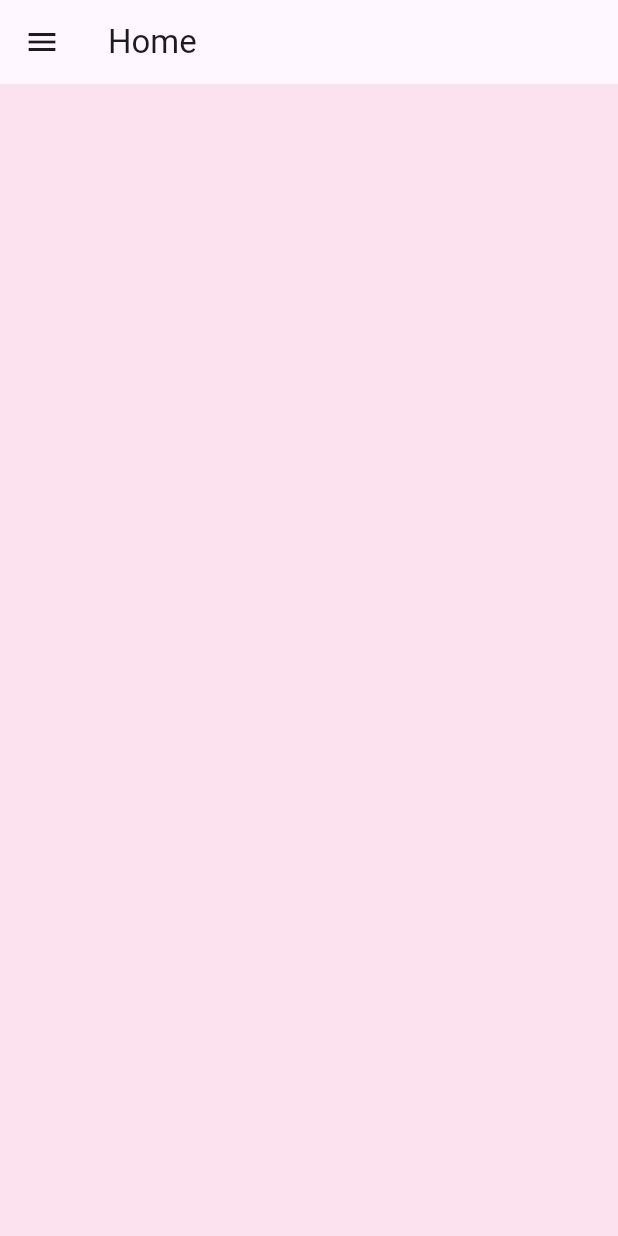
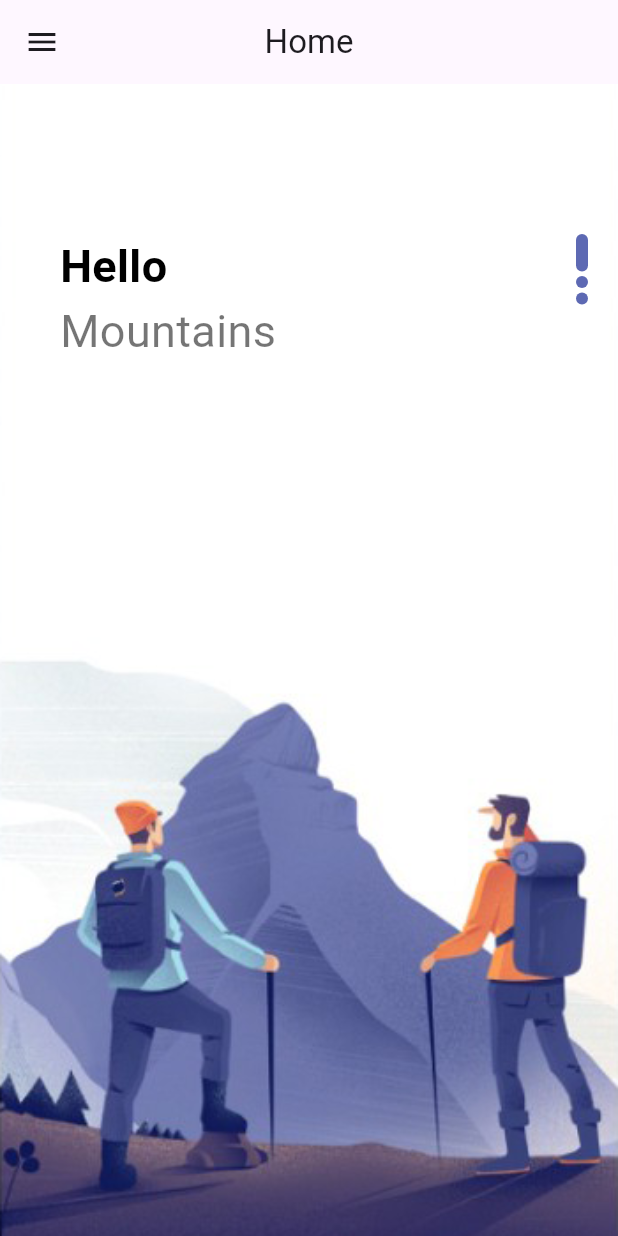
Before and after one commit to Jagddish/sankar, a Flutter app: the screen it shows after launch, after a tap on "Login", on a phone screen of 412 x 824 dp. Run offline on Flutter 3.47's test engine with Material 3 defaults, Android fonts, the phone set to English and light mode, and no system bars.

Commit message:
Add pages

```diff
--- a/lib/main.dart
+++ b/lib/main.dart
@@ -15,6 +15,7 @@ class MyApp extends StatelessWidget {
     return MaterialApp(
       debugShowCheckedModeBanner: false,
       home: Scaffold(
+        backgroundColor: Colors.red,
         body: LoginPage(),),
     );
   }
--- a/lib/pages/home_page.dart
+++ b/lib/pages/home_page.dart
@@ -1,22 +1,82 @@
 import 'package:flutter/cupertino.dart';
 import 'package:flutter/material.dart';
+import 'package:flutter/painting.dart';
 import 'package:sankar/main.dart';
 import 'package:sankar/pages/login_page.dart';
+import 'package:sankar/text/applargetext.dart';
+import 'package:sankar/text/apptext.dart';
+import 'package:sankar/text/colors.dart';
 
 class HomePage extends StatelessWidget {
   const HomePage({super.key});
 
   @override
   Widget build(BuildContext context) {
+    final imgs = [
+      'welcome-one.png',
+      'welcome-two.png',
+      'welcome-three.png',
+    ];
     final double height = MediaQuery.of(context).size.height;
     final space = SizedBox(height: height * 0.04);
+
     return Scaffold(
+      // backgroundColor: Colors.white,
       appBar: AppBar(
         title: Text("Home"),
+        // backgroundColor: Colors.blue[50],
+        centerTitle: true,
       ),
-      body: Scaffold(
-        backgroundColor: Colors.pink.withOpacity(0.1),
-      ),
+      body: PageView.builder(
+          itemCount: 3,
+          scrollDirection: Axis.vertical,
+          itemBuilder: (BuildContext, index) {
+            return Container(
+              width: double.maxFinite,
+              height: double.maxFinite,
+              decoration: BoxDecoration(
+                color: Colors.red,
+                image: DecorationImage(
+                    image: AssetImage('images/' + imgs[index]),
+                    fit: BoxFit.cover),
+              ),
+              child: Container(
+                margin: EdgeInsets.only(top: 100.0, left: 40.0, right: 20.0),
+                child: Row(
+                  mainAxisAlignment: MainAxisAlignment.spaceBetween,
+                  children: [
+                    Column(
+                      crossAxisAlignment: CrossAxisAlignment.start,
+                      children: [
+                        LargeText(text: 'Hello'),
+                        AppText(
+                          text: "Mountains",
+                          size: 30.0,
+                        ),
+                      ],
+                    ),
+                    Container(
+                      child: Column(
+                        children: List.generate(
+                          3,
+                          (indexDots) {
+                            return Container(
+                              margin: EdgeInsets.only(bottom: 3.0),
+                              height: index == indexDots ? 25.0 : 8,
+                              width: 8.0,
+                              decoration: BoxDecoration(
+                                  color: AppColors.mainColor,
+                                  borderRadius: BorderRadius.circular(10.0)),
+                            );
+                          },
+                        ),
+                      ),
+                    )
+                  ],
+                ),
+              ),
+            );
+          }),
       drawer: Drawer(
         child: ListView(
           children: [
@@ -34,13 +94,13 @@ class HomePage extends StatelessWidget {
                   children: [
                     CircleAvatar(
                       backgroundImage: AssetImage('images/dp.jpg'),
-                      radius: height*0.05,
+                      radius: height * 0.05,
                     ),
                     SizedBox(
                       height: height * 0.04,
                     ),
                     Container(
-                      padding: EdgeInsets.only(bottom: height*0.02),
+                      padding: EdgeInsets.only(bottom: height * 0.02),
                       child: Column(
                         crossAxisAlignment: CrossAxisAlignment.start,
                         children: [
@@ -48,7 +108,9 @@ class HomePage extends StatelessWidget {
                             'Shankar Ankepaka',
                             style: TextStyle(color: Colors.white),
                           ),
-                          SizedBox(height: height*0.01,),
+                          SizedBox(
+                            height: height * 0.01,
+                          ),
                           Text(
                             'Shankar@gmail.com',
                             style: TextStyle(color: Colors.white),
@@ -73,14 +135,20 @@ class HomePage extends StatelessWidget {
                   ),
                   TextButton(
                     onPressed: () {
-                      Navigator.push(context, MaterialPageRoute(builder: (context) => HomePage(),));
+                      Navigator.push(
+                          context,
+                          MaterialPageRoute(
+                            builder: (context) => HomePage(),
+                          ));
                     },
-                    child: Text('Home',
-                    style: TextStyle(
-                      fontSize: 20.0,
-                      fontWeight: FontWeight.bold,
-                      color: Colors.purple.shade800,
-                    ),),
+                    child: Text(
+                      'Home',
+                      style: TextStyle(
+                        fontSize: 20.0,
+                        fontWeight: FontWeight.bold,
+                        color: Colors.purple.shade800,
+                      ),
+                    ),
                   )
                 ],
               ),
@@ -101,14 +169,20 @@ class HomePage extends StatelessWidget {
                   ),
                   TextButton(
                     onPressed: () {
-                      Navigator.push(context, MaterialPageRoute(builder: (context) => HomePage(),));
+                      Navigator.push(
+                          context,
+                          MaterialPageRoute(
+                            builder: (context) => HomePage(),
+                          ));
                     },
-                    child: Text('Settings',
+                    child: Text(
+                      'Settings',
                       style: TextStyle(
                         fontSize: 20.0,
                         fontWeight: FontWeight.bold,
                         color: Colors.purple.shade800,
-                      ),),
+                      ),
+                    ),
                   ),
                 ],
               ),
@@ -129,14 +203,20 @@ class HomePage extends StatelessWidget {
                   ),
                   TextButton(
                     onPressed: () {
-                      Navigator.push(context, MaterialPageRoute(builder: (context) => HomePage(),));
+                      Navigator.push(
+                          context,
+                          MaterialPageRoute(
+                            builder: (context) => HomePage(),
+                          ));
                     },
-                    child: Text('About us',
+                    child: Text(
+                      'About us',
                       style: TextStyle(
                         fontSize: 20.0,
                         fontWeight: FontWeight.bold,
                         color: Colors.purple.shade800,
-                      ),),
+                      ),
+                    ),
                   )
                 ],
               ),
@@ -157,14 +237,20 @@ class HomePage extends StatelessWidget {
                   ),
                   TextButton(
                     onPressed: () {
-                      Navigator.push(context, MaterialPageRoute(builder: (context) => HomePage(),));
+                      Navigator.push(
+                          context,
+                          MaterialPageRoute(
+                            builder: (context) => HomePage(),
+                          ));
                     },
-                    child: Text('Contact us',
+                    child: Text(
+                      'Contact us',
                       style: TextStyle(
                         fontSize: 20.0,
                         fontWeight: FontWeight.bold,
                         color: Colors.purple.shade800,
-                      ),),
+                      ),
+                    ),
                   )
                 ],
               ),
@@ -185,14 +271,20 @@ class HomePage extends StatelessWidget {
                   ),
                   TextButton(
                     onPressed: () {
-                      Navigator.push(context, MaterialPageRoute(builder: (context) => MyApp(),));
+                      Navigator.push(
+                          context,
+                          MaterialPageRoute(
+                            builder: (context) => MyApp(),
+                          ));
                     },
-                    child: Text('Log out',
+                    child: Text(
+                      'Log out',
                       style: TextStyle(
                         fontSize: 20.0,
                         fontWeight: FontWeight.bold,
                         color: Colors.purple.shade800,
-                      ),),
+                      ),
+                    ),
                   )
                 ],
               ),
--- a/lib/pages/main_page.dart
+++ b/lib/pages/main_page.dart
@@ -1,53 +1,53 @@
-import 'package:flutter/material.dart';
-
-class HomePage extends StatefulWidget {
-  const HomePage({super.key});
-
-  @override
-  State<HomePage> createState() => _HomePageState();
-}
-
-class _HomePageState extends State<HomePage> {
-  List _colors = [
-    Colors.teal,
-    Colors.brown,
-    Colors.yellow,
-  ];
-  @override
-  Widget build(BuildContext context) {
-    return Scaffold(
-      body: PageView.builder(
-        scrollDirection: Axis.vertical,
-          itemCount: 3,itemBuilder: (context, index){
-        return Container(
-          height: double.maxFinite,
-          width: double.maxFinite,
-          color: _colors[index],
-          child: Container(
-            margin: EdgeInsets.only(top: 150.0, right: 20.0 , left: 20.0),
-            child: Row(
-              mainAxisAlignment: MainAxisAlignment.end,
-              children: [
-                Column(
-
-                  children: List.generate(3, (indexDots) {
-                    return Container(
-                      margin: EdgeInsets.only(bottom: 5.0),
-                      width: 8.0,
-                      height:index==indexDots? 25.0:8.0,
-                      decoration: BoxDecoration(
-                        borderRadius: BorderRadius.circular(8.0),
-                        color:index==indexDots? Colors.red:Colors.red.withOpacity(0.3),
-                      ),
-                    );
-                  }),
-                ),
-              ],
-            ),
-
-          ),
-        );
-      }),
-    );
-  }
-}
+// import 'package:flutter/material.dart';
+//
+// class HomePage extends StatefulWidget {
+//   const HomePage({super.key});
+//
+//   @override
+//   State<HomePage> createState() => _HomePageState();
+// }
+//
+// class _HomePageState extends State<HomePage> {
+//   List _colors = [
+//     Colors.teal,
+//     Colors.brown,
+//     Colors.yellow,
+//   ];
+//   @override
+//   Widget build(BuildContext context) {
+//     return Scaffold(
+//       body: PageView.builder(
+//         scrollDirection: Axis.vertical,
+//           itemCount: 3,itemBuilder: (context, index){
+//         return Container(
+//           height: double.maxFinite,
+//           width: double.maxFinite,
+//           color: _colors[index],
+//           child: Container(
+//             margin: EdgeInsets.only(top: 150.0, right: 20.0 , left: 20.0),
+//             child: Row(
+//               mainAxisAlignment: MainAxisAlignment.end,
+//               children: [
+//                 Column(
+//
+//                   children: List.generate(3, (indexDots) {
+//                     return Container(
+//                       margin: EdgeInsets.only(bottom: 5.0),
+//                       width: 8.0,
+//                       height:index==indexDots? 25.0:8.0,
+//                       decoration: BoxDecoration(
+//                         borderRadius: BorderRadius.circular(8.0),
+//                         color:index==indexDots? Colors.red:Colors.red.withOpacity(0.3),
+//                       ),
+//                     );
+//                   }),
+//                 ),
+//               ],
+//             ),
+//
+//           ),
+//         );
+//       }),
+//     );
+//   }
+// }
--- /dev/null
+++ b/lib/text/applargetext.dart
@@ -0,0 +1,25 @@
+import 'package:flutter/material.dart';
+
+class LargeText extends StatelessWidget {
+  double size;
+  final String text;
+  final Color color;
+
+  LargeText(
+      {super.key,
+      required this.text,
+      this.color = Colors.black,
+      this.size = 30.0});
+
+  @override
+  Widget build(BuildContext context) {
+    return Text(
+      text,
+      style: TextStyle(
+          color: color,
+          fontSize: size,
+        fontWeight: FontWeight.bold,
+      ),
+    );
+  }
+}
--- /dev/null
+++ b/lib/text/apptext.dart
@@ -0,0 +1,24 @@
+import 'package:flutter/material.dart';
+
+class AppText extends StatelessWidget {
+  double size;
+  final String text;
+  final Color color;
+
+  AppText(
+      {super.key,
+        required this.text,
+        this.color = Colors.black54,
+        this.size = 16.0});
+
+  @override
+  Widget build(BuildContext context) {
+    return Text(
+      text,
+      style: TextStyle(
+        color: color,
+        fontSize: size,
+      ),
+    );
+  }
+}
--- /dev/null
+++ b/lib/text/colors.dart
@@ -0,0 +1,11 @@
+import 'dart:ui';
+
+class AppColors {
+  static final Color textColor1 = Color(0xFF989acd);
+  static final Color textColor2 = Color(0xFF878593);
+  static final Color bigTextColor = Color(0xFF2e2e31);
+  static final Color mainColor = Color(0xFF5d69b3);
+  static final Color starColor = Color(0xFFe7bb4e);
+  static final Color mainTextColor = Color(0xFFababad);
+  static final Color buttonBackground = Color(0xFFf1f1f9);
+}
--- a/pubspec.yaml
+++ b/pubspec.yaml
@@ -61,7 +61,6 @@ flutter:
   # To add assets to your application, add an assets section, like this:
   assets:
     - images/
-    - pictures/
   #   - images/a_dot_ham.jpeg
 
   # An image asset can refer to one or more resolution-specific "variants", see
```
Also changed, not shown: images/balloning.png (added), images/button-one.png (added), images/hiking.png (added), images/kayaking.png (added), images/mountain.jpeg (added), images/snorkling.png (added), images/welcome-one.png (added), images/welcome-three.png (added), images/welcome-two.png (added).
